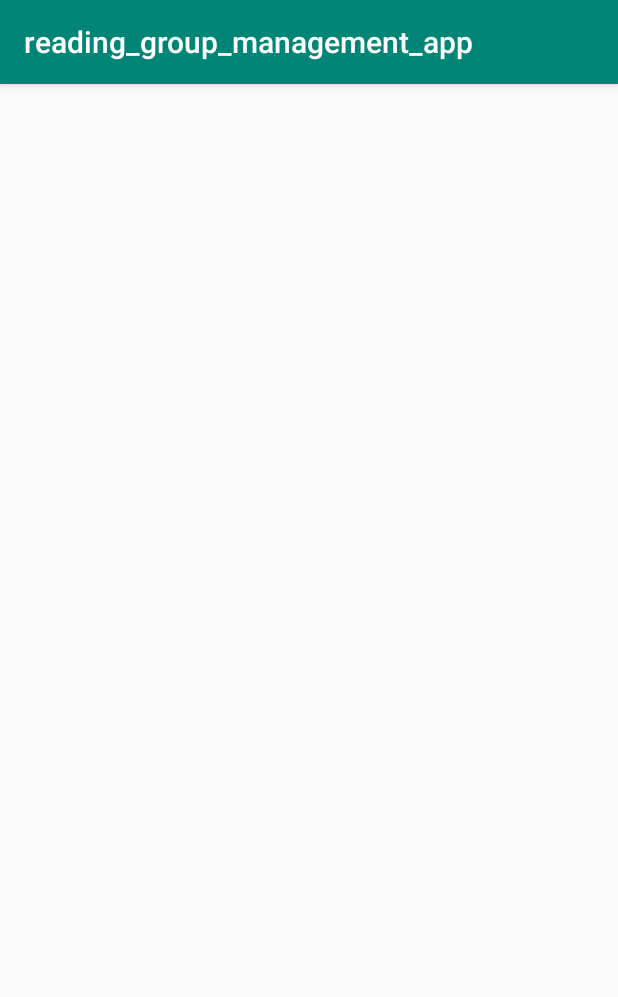
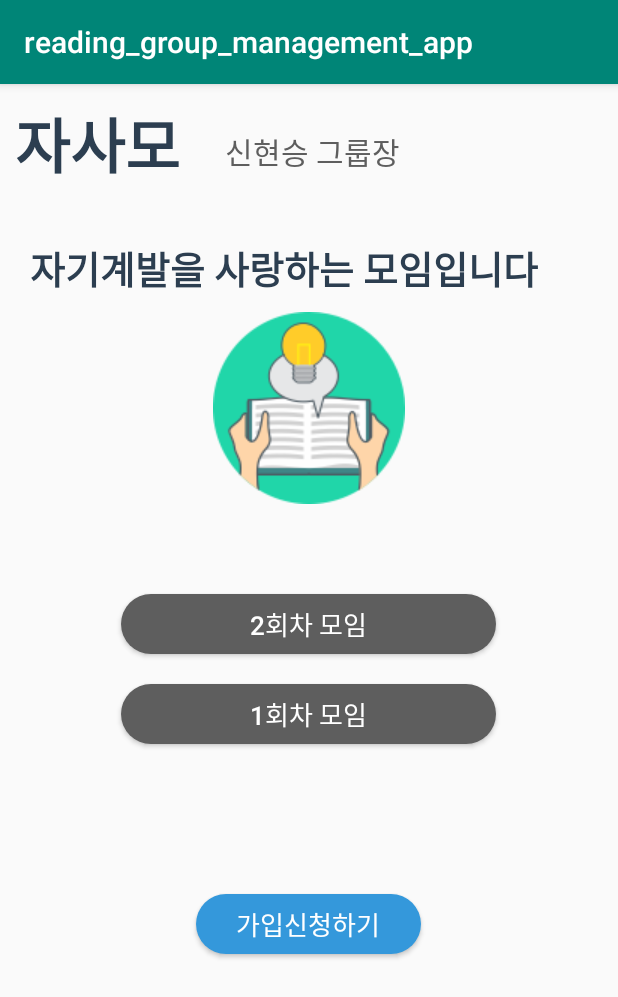
Before and after one commit to jiminAn/2020SWEproject, an Android app: the non_member_group_home screen opened directly, with no data from a screen before it, on a phone screen of 412 x 824 dp. Shown: the top 997 px of the screen. Run offline under Robolectric (Android 15) with nearby library versions, the phone set to English and light mode, and no system bars.

Commit message:
6,9,10번 화면

```diff
--- a/pro/app/src/main/java/com/example/reading_group_management_app/MenuActivity.java
+++ b/pro/app/src/main/java/com/example/reading_group_management_app/MenuActivity.java
@@ -22,6 +22,7 @@ public class MenuActivity extends AppCompatActivity {
         Button mainpageBtn = (Button)findViewById(R.id.mainpage_btn);
         Button listSettingBtn = (Button)findViewById(R.id.list_setting_btn);
         Button presentationBtn = (Button)findViewById(R.id.presentation_btn);
+        Button non_member_group_homeBtn = (Button)findViewById(R.id.non_member_group_home_btn);
 
         mainpageBtn.setOnClickListener(new View.OnClickListener() {
             @Override
@@ -52,5 +53,12 @@ public class MenuActivity extends AppCompatActivity {
                 startActivity(intent);
             }
         });
+        non_member_group_homeBtn.setOnClickListener(new View.OnClickListener() {
+            @Override
+            public void onClick(View view){
+                Intent intent = new Intent(getApplicationContext(), non_member_group_home.class);
+                startActivity(intent);
+            }
+        });
     }
 }
--- a/pro/app/src/main/java/com/example/reading_group_management_app/new_group.java
+++ b/pro/app/src/main/java/com/example/reading_group_management_app/new_group.java
@@ -6,6 +6,7 @@ import android.view.View;
 import android.widget.Button;
 
 import androidx.appcompat.app.AppCompatActivity;
+
 
 public class new_group extends AppCompatActivity {
 
@@ -21,5 +22,6 @@ public class new_group extends AppCompatActivity {
                 startActivityForResult(intent,101);
             }
         });
+
     }
 }
--- a/pro/app/src/main/java/com/example/reading_group_management_app/non_member_group_home.java
+++ b/pro/app/src/main/java/com/example/reading_group_management_app/non_member_group_home.java
@@ -1,15 +1,45 @@
 package com.example.reading_group_management_app;
 
+import android.content.DialogInterface;
 import android.os.Bundle;
+import android.view.View;
+import android.widget.Button;
 
+import androidx.appcompat.app.AlertDialog;
 import androidx.appcompat.app.AppCompatActivity;
 
 public class non_member_group_home extends AppCompatActivity {
 
+    Button button_joingroup;
     @Override
     protected void onCreate(Bundle savedInstanceState) {
         super.onCreate(savedInstanceState);
         setContentView(R.layout.activity_non_member_group_home);
 
+        button_joingroup=(Button)findViewById(R.id.button_joingroup);
+        button_joingroup.setOnClickListener(new View.OnClickListener() {
+            @Override
+            public void onClick(View v) {
+                AlertDialog.Builder ad = new AlertDialog.Builder(non_member_group_home.this);
+                ad.setTitle("가입 신청");
+                ad.setMessage("해당 그룹에 가입을 신청하시겠습니까?\n(그룹장 승인이 있으신 후에 멤버 정식 등록이 가능합니다.)");
+                ad.setPositiveButton("OK", new DialogInterface.OnClickListener() {
+                    @Override
+                    public void onClick(DialogInterface dialog, int which) {
+                        dialog.dismiss();
+
+                    }
+                });
+                ad.setNegativeButton("CANCEL", new DialogInterface.OnClickListener() {
+                    @Override
+                    public void onClick(DialogInterface dialog, int which) {
+                        dialog.dismiss();
+
+                    }
+                });
+                ad.show();
+            }
+        });
+
     }
 }
--- /dev/null
+++ b/pro/app/src/main/res/drawable-v24/btn_joingroup.xml
@@ -0,0 +1,21 @@
+<?xml version="1.0" encoding="utf-8"?>
+<selector xmlns:android="http://schemas.android.com/apk/res/android">
+    <item android:state_pressed="true">
+        <shape android:shape="rectangle">
+            <corners android:radius="50dp"></corners>
+            <solid android:color="@color/navy"></solid>
+        </shape>
+    </item>
+    <item>
+        <shape android:shape="rectangle">
+            <corners android:radius="50dp"></corners>
+            <solid android:color="@color/sky"></solid>
+        </shape>
+    </item>
+    <item android:state_pressed="false">
+        <shape android:shape="rectangle">
+            <corners android:radius="50dp"></corners>
+            <solid android:color="@color/sky"></solid>
+        </shape>
+    </item>
+</selector>
--- a/pro/app/src/main/res/layout/activity_menu.xml
+++ b/pro/app/src/main/res/layout/activity_menu.xml
@@ -38,5 +38,12 @@
             android:layout_width="match_parent"
             android:layout_height="wrap_content"
             android:text="발제1 화면 " />
+
+        <Button
+            android:id="@+id/non_member_group_home_btn"
+            android:layout_width="match_parent"
+            android:layout_height="wrap_content"
+            android:text="non_member_group_home 화면 " />
+
     </LinearLayout>
 </androidx.constraintlayout.widget.ConstraintLayout>
--- a/pro/app/src/main/res/layout/activity_new_group.xml
+++ b/pro/app/src/main/res/layout/activity_new_group.xml
@@ -132,18 +132,13 @@
             android:layout_width="match_parent"
             android:layout_height="300dp"
             android:orientation="vertical">
-                <TextView
-                    android:layout_width="match_parent"
-                    android:layout_height="30dp"
-                    android:text="성별제한없음"></TextView>
-                <TextView
-                    android:layout_width="match_parent"
-                    android:layout_height="30dp"
-                    android:text="남자만 모집"></TextView>
-                <TextView
-                    android:layout_width="match_parent"
-                    android:layout_height="30dp"
-                    android:text="여자만 모집"></TextView>
+            <Spinner
+                android:layout_width="200dp"
+                android:layout_height="50dp"
+                android:id="@+id/sexSpinner"
+                android:entries="@array/sexSpinner"></Spinner>
+
+
             <EditText
                 android:layout_width="match_parent"
                 android:layout_height="80dp"
--- a/pro/app/src/main/res/layout/activity_non_member_group_home.xml
+++ b/pro/app/src/main/res/layout/activity_non_member_group_home.xml
@@ -1,7 +1,102 @@
 <?xml version="1.0" encoding="utf-8"?>
-<RelativeLayout xmlns:android="http://schemas.android.com/apk/res/android"
+<LinearLayout xmlns:android="http://schemas.android.com/apk/res/android"
     xmlns:app="http://schemas.android.com/apk/res-auto"
     xmlns:tools="http://schemas.android.com/tools"
     android:layout_width="match_parent"
     android:layout_height="match_parent"
-    />
+    android:orientation="vertical"
+    >
+    <RelativeLayout
+        android:layout_width="match_parent"
+        android:layout_height="wrap_content">
+
+    <TextView
+        android:layout_width="wrap_content"
+        android:layout_height="wrap_content"
+        android:id="@+id/textview_groupname"
+        android:text="자사모"
+        android:textSize="40sp"
+        android:textColor="@color/navy"
+        android:textStyle="bold"
+        android:layout_margin="10dp"
+        >
+    </TextView>
+    <TextView
+        android:layout_width="wrap_content"
+        android:layout_height="wrap_content"
+        android:text="신현승 그룹장"
+        android:textSize="20sp"
+        android:textColor="@color/gray"
+        android:layout_marginTop="30dp"
+        android:layout_marginLeft="20dp"
+        android:layout_toRightOf="@+id/textview_groupname"
+        >
+    </TextView>
+    <TextView
+        android:layout_width="wrap_content"
+        android:layout_height="wrap_content"
+        android:id="@+id/textview_groupexplain"
+        android:text="자기계발을 사랑하는 모임입니다"
+        android:textSize="25sp"
+        android:textStyle="bold"
+        android:textColor="@color/navy"
+        android:layout_marginTop="23dp"
+        android:layout_marginLeft="20dp"
+        android:layout_below="@+id/textview_groupname"
+
+        >
+    </TextView>
+    <ImageView
+        android:layout_width="wrap_content"
+        android:layout_height="wrap_content"
+        android:src="@drawable/bookicon"
+        android:layout_below="@+id/textview_groupexplain"
+        android:layout_centerHorizontal="true"
+        android:layout_margin="10dp">
+
+    </ImageView>
+    </RelativeLayout>
+
+    <LinearLayout
+        android:layout_width="match_parent"
+        android:layout_height="200dp"
+        android:orientation="vertical"
+        android:layout_marginTop="40dp">
+
+        <Button
+            android:id="@+id/button_secondcluster"
+            android:layout_width="250dp"
+            android:layout_height="40dp"
+            android:layout_gravity="center"
+            android:background="@drawable/btn_makegroup"
+            android:gravity="center"
+            android:text="2회차 모임"
+            android:textColor="#ffffff"
+            android:textSize="17sp"
+            android:layout_margin="10dp"></Button>
+        <Button
+            android:id="@+id/button_firstcluster"
+            android:layout_width="250dp"
+            android:layout_height="40dp"
+            android:layout_gravity="center"
+            android:background="@drawable/btn_makegroup"
+            android:gravity="center"
+            android:text="1회차 모임"
+            android:textColor="#ffffff"
+            android:textSize="17sp"
+            android:layout_margin="10dp"></Button>
+
+    </LinearLayout>
+    <Button
+        android:id="@+id/button_joingroup"
+        android:layout_width="150dp"
+        android:layout_height="40dp"
+        android:layout_gravity="center"
+        android:background="@drawable/btn_joingroup"
+        android:gravity="center"
+        android:text="가입신청하기"
+        android:textColor="#ffffff"
+        android:textSize="17sp"
+        android:layout_margin="10dp"></Button>
+
+</LinearLayout>
--- /dev/null
+++ b/pro/app/src/main/res/values/arrays.xml
@@ -0,0 +1,8 @@
+<?xml version="1.0" encoding="utf-8"?>
+<resources>
+    <string-array name="sexSpinner">
+        <item>성별 제한 없음</item>
+        <item>남자만 모집</item>
+        <item>여자만 모집</item>
+    </string-array>
+</resources>
```
